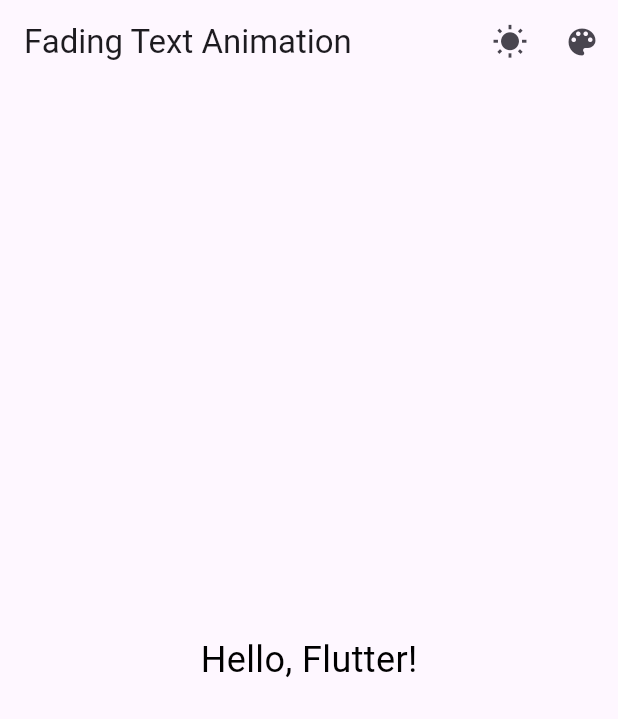
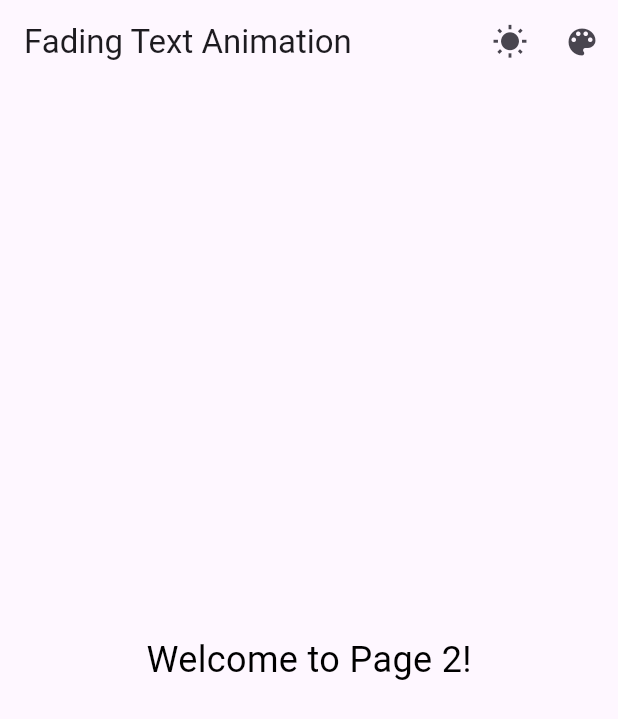
Before and after one commit to tan8325/act07, a Flutter app: the screen it shows after launch, swiped to page 2, on a phone screen of 412 x 824 dp. Shown: the top 719 px of the screen. Run offline on Flutter 3.47's test engine with Material 3 defaults, Android fonts, the light colour scheme and no system bars; our stand-ins replace flutter_colorpicker.

Commit message:
add 2nd page

```diff
--- a/lib/main.dart
+++ b/lib/main.dart
@@ -92,8 +92,16 @@
       body: PageView(
         controller: _pageController,
         children: [
-          FadingTextAnimation(duration: const Duration(seconds: 1), textColor: _textColor),
-          FadingTextAnimation(duration: const Duration(seconds: 3), textColor: _textColor),
+          FadingTextAnimation(
+            duration: const Duration(seconds: 1),
+            textColor: _textColor,
+            text: 'Hello, Flutter!',
+          ),
+          FadingTextAnimation(
+            duration: const Duration(seconds: 3),
+            textColor: _textColor,
+            text: 'Welcome to Page 2!',
+          ),
         ],
       ),
     );
@@ -103,8 +111,14 @@
 class FadingTextAnimation extends StatefulWidget {
   final Duration duration;
   final Color textColor;
+  final String text;
 
-  const FadingTextAnimation({super.key, required this.duration, required this.textColor});
+  const FadingTextAnimation({
+    super.key,
+    required this.duration,
+    required this.textColor,
+    required this.text,
+  });
 
   @override
   _FadingTextAnimationState createState() => _FadingTextAnimationState();
@@ -129,7 +143,7 @@
           duration: widget.duration,
           curve: Curves.easeInOut,
           child: Text(
-            'Hello, Flutter!',
+            widget.text,
             style: TextStyle(fontSize: 24, color: widget.textColor),
           ),
         ),
```
